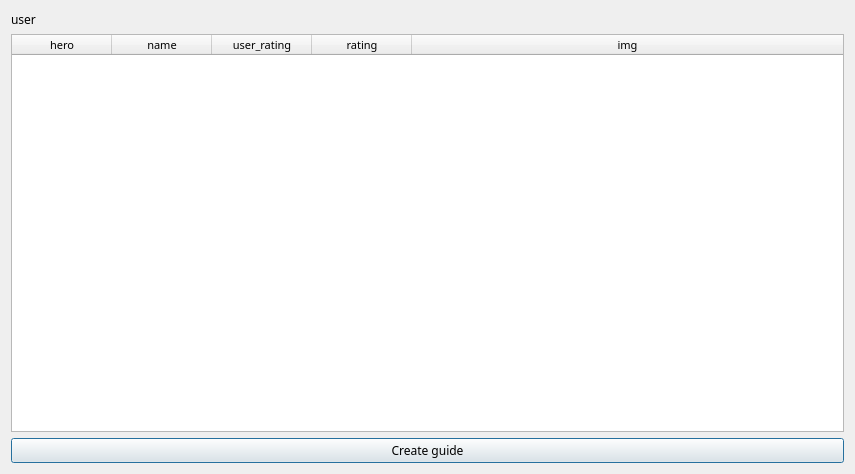
Above: raw_qt/guide.ui from VPirog/DotaDatabase before the change. Below: the same form after it.
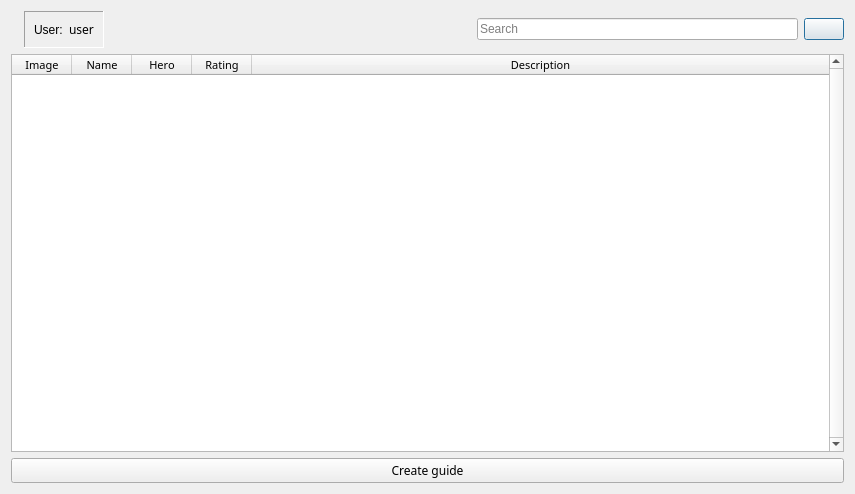
That is the form after the change. Icons and pictures are not drawn.

Patch:
```diff
--- a/raw_qt/guide.ui
+++ b/raw_qt/guide.ui
@@ -7,7 +7,7 @@
     <x>0</x>
     <y>0</y>
     <width>845</width>
-    <height>474</height>
+    <height>494</height>
    </rect>
   </property>
   <property name="windowTitle">
@@ -15,19 +15,129 @@
   </property>
   <layout class="QVBoxLayout" name="verticalLayout">
    <item>
-    <widget class="QLabel" name="user_name_label">
-     <property name="font">
-      <font>
-       <family>Unbounded</family>
-      </font>
-     </property>
-     <property name="cursor">
-      <cursorShape>ArrowCursor</cursorShape>
-     </property>
-     <property name="text">
-      <string>user</string>
-     </property>
-    </widget>
+    <layout class="QHBoxLayout" name="horizontalLayout_2">
+     <item>
+      <widget class="QLabel" name="label_2">
+       <property name="maximumSize">
+        <size>
+         <width>32</width>
+         <height>32</height>
+        </size>
+       </property>
+       <property name="text">
+        <string/>
+       </property>
+       <property name="pixmap">
+        <pixmap resource="dota.qrc">:/Login/User Accounts.png</pixmap>
+       </property>
+       <property name="scaledContents">
+        <bool>true</bool>
+       </property>
+      </widget>
+     </item>
+     <item>
+      <widget class="QFrame" name="frame">
+       <property name="sizePolicy">
+        <sizepolicy hsizetype="Minimum" vsizetype="Preferred">
+         <horstretch>0</horstretch>
+         <verstretch>0</verstretch>
+        </sizepolicy>
+       </property>
+       <property name="maximumSize">
+        <size>
+         <width>300</width>
+         <height>16777215</height>
+        </size>
+       </property>
+       <property name="frameShape">
+        <enum>QFrame::Panel</enum>
+       </property>
+       <property name="frameShadow">
+        <enum>QFrame::Sunken</enum>
+       </property>
+       <layout class="QHBoxLayout" name="horizontalLayout_5">
+        <item>
+         <widget class="QLabel" name="label_3">
+          <property name="frameShadow">
+           <enum>QFrame::Raised</enum>
+          </property>
+          <property name="text">
+           <string>User:</string>
+          </property>
+         </widget>
+        </item>
+        <item>
+         <widget class="QLabel" name="user_name_label">
+          <property name="font">
+           <font>
+            <family>Unbounded</family>
+           </font>
+          </property>
+          <property name="cursor">
+           <cursorShape>ArrowCursor</cursorShape>
+          </property>
+          <property name="text">
+           <string>user</string>
+          </property>
+         </widget>
+        </item>
+       </layout>
+      </widget>
+     </item>
+     <item>
+      <spacer name="horizontalSpacer">
+       <property name="orientation">
+        <enum>Qt::Horizontal</enum>
+       </property>
+       <property name="sizeHint" stdset="0">
+        <size>
+         <width>40</width>
+         <height>20</height>
+        </size>
+       </property>
+      </spacer>
+     </item>
+     <item>
+      <layout class="QHBoxLayout" name="horizontalLayout">
+       <item>
+        <widget class="QLineEdit" name="search_lineEdit">
+         <property name="text">
+          <string/>
+         </property>
+         <property name="placeholderText">
+          <string>Search</string>
+         </property>
+        </widget>
+       </item>
+       <item>
+        <widget class="QPushButton" name="search_pushButton">
+         <property name="text">
+          <string/>
+         </property>
+         <property name="icon">
+          <iconset resource="dota.qrc">
+           <normaloff>:/Login/Search.png</normaloff>:/Login/Search.png</iconset>
+         </property>
+         <property name="iconSize">
+          <size>
+           <width>16</width>
+           <height>16</height>
+          </size>
+         </property>
+         <property name="checkable">
+          <bool>false</bool>
+         </property>
+         <property name="default">
+          <bool>false</bool>
+         </property>
+         <property name="flat">
+          <bool>false</bool>
+         </property>
+        </widget>
+       </item>
+      </layout>
+     </item>
+    </layout>
    </item>
    <item>
     <widget class="QTableWidget" name="guide_table">
@@ -46,10 +156,13 @@
      <property name="cursor" stdset="0">
       <cursorShape>ArrowCursor</cursorShape>
      </property>
+     <property name="verticalScrollBarPolicy">
+      <enum>Qt::ScrollBarAlwaysOn</enum>
+     </property>
      <property name="sizeAdjustPolicy">
       <enum>QAbstractScrollArea::AdjustIgnored</enum>
      </property>
-     <property name="showGrid">
+     <property name="autoScroll">
       <bool>true</bool>
      </property>
      <property name="sortingEnabled">
@@ -62,34 +175,43 @@
       <bool>true</bool>
      </attribute>
      <attribute name="horizontalHeaderMinimumSectionSize">
-      <number>96</number>
+      <number>60</number>
+     </attribute>
+     <attribute name="horizontalHeaderDefaultSectionSize">
+      <number>60</number>
      </attribute>
      <attribute name="horizontalHeaderStretchLastSection">
       <bool>true</bool>
      </attribute>
+     <attribute name="verticalHeaderMinimumSectionSize">
+      <number>34</number>
+     </attribute>
+     <attribute name="verticalHeaderDefaultSectionSize">
+      <number>34</number>
+     </attribute>
      <column>
       <property name="text">
-       <string>hero</string>
+       <string>Image</string>
       </property>
      </column>
      <column>
       <property name="text">
-       <string>name</string>
+       <string>Name</string>
       </property>
      </column>
      <column>
       <property name="text">
-       <string>user_rating</string>
+       <string>Hero</string>
       </property>
      </column>
      <column>
       <property name="text">
-       <string>rating</string>
+       <string>Rating</string>
       </property>
      </column>
      <column>
       <property name="text">
-       <string>img</string>
+       <string>Description</string>
       </property>
      </column>
     </widget>
```
Left out of the diff: 7 changed lines with no effect on the pictures.
